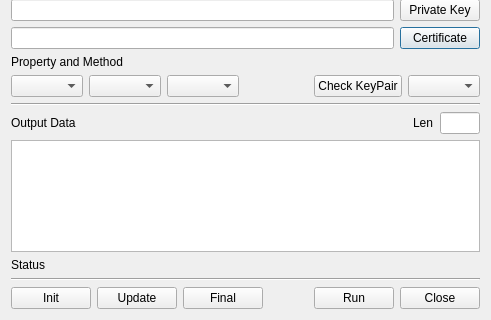
jykim74/BerEditor, file BerEditor/sign_verify_dlg.ui: the form before one commit; both pictures show x 0 to 491 and y 183 to 503 of the 491 by 503 pixel window.
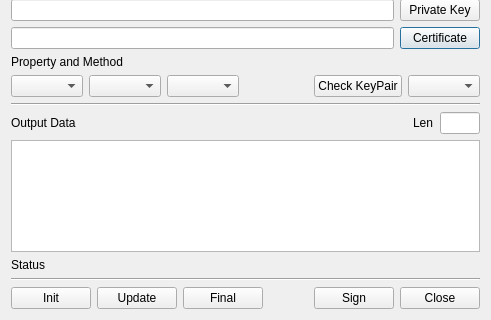
The form after the commit.

Commit message: 서명/검증에서 PEM 또는 DER 자동 인식 및 UI 개선

The edit to the form file:
```diff
--- a/BerEditor/sign_verify_dlg.ui
+++ b/BerEditor/sign_verify_dlg.ui
@@ -183,7 +183,7 @@
      <item row="0" column="4">
       <widget class="QPushButton" name="mRunBtn">
        <property name="text">
-        <string>Run</string>
+        <string>Sign</string>
        </property>
       </widget>
      </item>
```
The commit also changes 2 other files.
